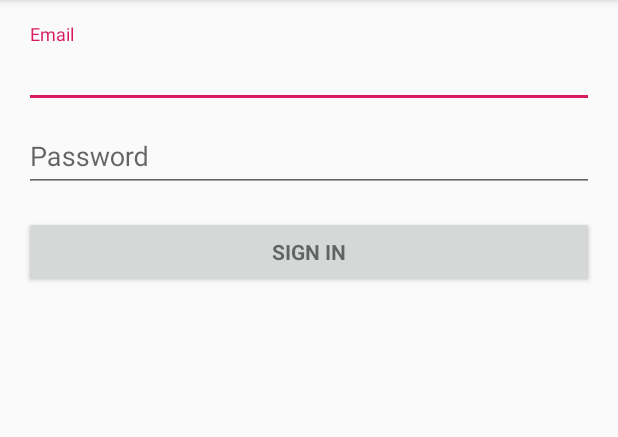
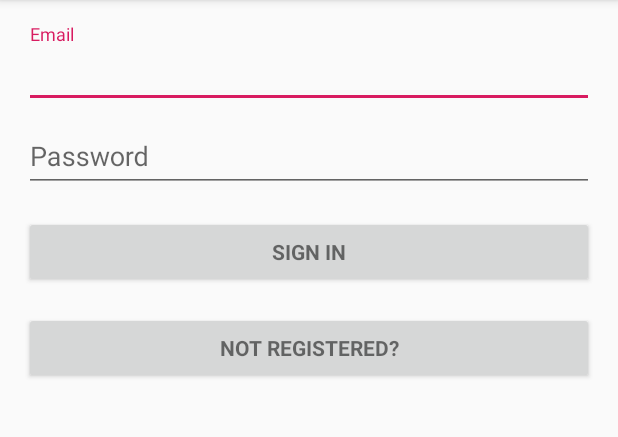
Before and after one commit to chalktalklsu/ChalkTalk, an Android app: the screen it shows after launch (LoginActivity), on a phone screen of 412 x 824 dp, the part 84-521 px from its top. Run offline under Robolectric (Android 15) with nearby library versions, the phone set to English and light mode, and no system bars; our stand-ins replace Firebase (no records; nobody signed in at launch, a user with empty details on screens opened directly).

Commit message:
Register Button added.

```diff
--- a/app/src/main/java/com/example/eilynn/chalktalklsu/LoginActivity.java
+++ b/app/src/main/java/com/example/eilynn/chalktalklsu/LoginActivity.java
@@ -26,7 +26,7 @@ public class LoginActivity extends AppCompatActivity {
     private EditText userEmail, userPassword;
     private FirebaseAuth auth;
     private DatabaseReference dB;
-    private Button loginButton;
+    private Button loginButton, regBtn;
 
     @Override
     protected void onCreate(Bundle savedInstanceState) {
@@ -35,8 +35,15 @@ public class LoginActivity extends AppCompatActivity {
         userEmail = findViewById(R.id.email);
         userPassword = findViewById(R.id.password);
         loginButton = findViewById(R.id.email_sign_in_button);
+        regBtn = findViewById(R.id.toregbutton);
         auth = FirebaseAuth.getInstance();
         dB = FirebaseDatabase.getInstance().getReference().child("Users");
+        regBtn.setOnClickListener(new OnClickListener() {
+            @Override
+            public void onClick(View v) {
+                startActivity(new Intent(LoginActivity.this, RegisterActivity.class));
+            }
+        });
         loginButton.setOnClickListener(new OnClickListener() {
             @Override
             public void onClick(View v) {
--- a/app/src/main/res/layout/activity_login.xml
+++ b/app/src/main/res/layout/activity_login.xml
@@ -73,6 +73,15 @@
                 android:text="@string/sign_in"
                 android:textStyle="bold" />
 
+            <Button
+                android:id="@+id/toregbutton"
+                style="?android:textAppearanceSmall"
+                android:layout_width="match_parent"
+                android:layout_height="wrap_content"
+                android:layout_marginTop="16dp"
+                android:text="Not Registered?"
+                android:textStyle="bold" />
+
         </LinearLayout>
     </ScrollView>
 </LinearLayout>
--- a/app/src/main/res/layout/activity_register.xml
+++ b/app/src/main/res/layout/activity_register.xml
@@ -7,7 +7,7 @@
     tools:context=".RegisterActivity">
 
     <EditText
-        android:id="@+id/textUsername"
+        android:id="@+id/textUserameame"
         android:layout_width="0dp"
         android:layout_height="wrap_content"
         android:layout_marginStart="16dp"
@@ -15,7 +15,7 @@
         android:layout_marginEnd="16dp"
         android:layout_marginBottom="16dp"
         android:ems="10"
-        android:hint="Username"
+        android:hint="Full Name"
         android:inputType="textPersonName"
         app:layout_constraintBottom_toTopOf="@+id/textEmail"
         app:layout_constraintEnd_toEndOf="parent"
--- a/app/src/main/res/values/strings.xml
+++ b/app/src/main/res/values/strings.xml
@@ -23,4 +23,5 @@
     <string name="nav_header_subtitle">android.studio@android.com</string>
     <string name="nav_header_desc">Navigation header</string>
     <string name="action_settings">Settings</string>
+    <string name="sign_up">Not Registered?</string>
 </resources>
```
